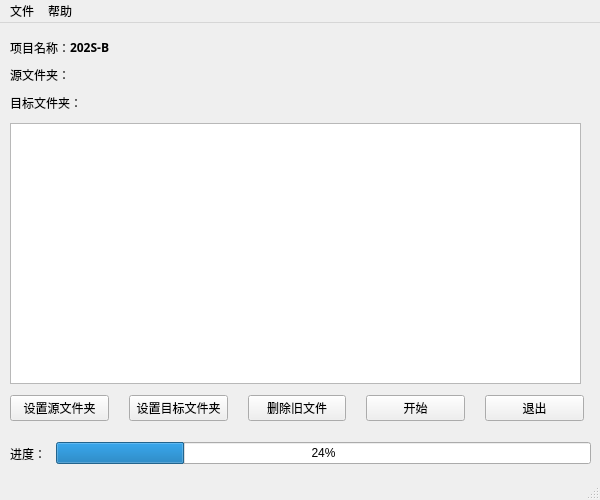
shangyexin/GetLatestFile, file Ui_mainWindow.ui: the form before one commit.
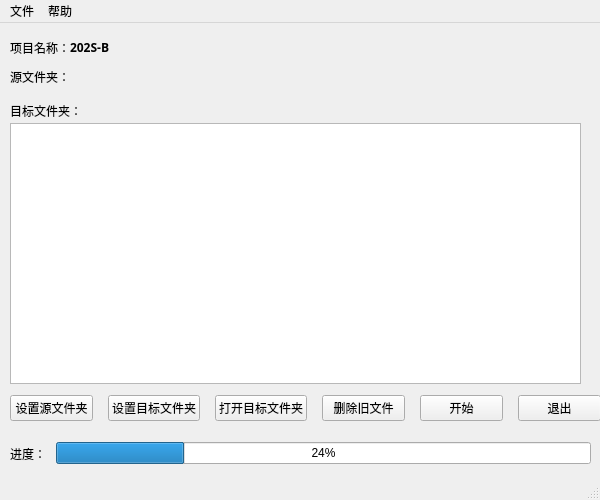
The form after the commit. Icons and pictures are not drawn.

Commit message: add open dst dir button

Diff of the .ui file:
```diff
--- a/Ui_mainWindow.ui
+++ b/Ui_mainWindow.ui
@@ -26,13 +26,13 @@
      <rect>
       <x>10</x>
       <y>350</y>
-      <width>574</width>
+      <width>591</width>
       <height>71</height>
      </rect>
     </property>
     <layout class="QHBoxLayout" name="horizontalLayout">
      <property name="spacing">
-      <number>20</number>
+      <number>15</number>
      </property>
      <item>
       <widget class="QPushButton" name="set_src_button">
@@ -48,6 +48,13 @@
        </property>
       </widget>
      </item>
+     <item>
+      <widget class="QPushButton" name="open_dst_button">
+       <property name="text">
+        <string>打开目标文件夹</string>
+       </property>
+      </widget>
+     </item>
      <item>
       <widget class="QPushButton" name="del_old_button">
        <property name="text">
@@ -115,8 +122,8 @@
      <rect>
       <x>10</x>
       <y>40</y>
-      <width>571</width>
-      <height>51</height>
+      <width>581</width>
+      <height>61</height>
      </rect>
     </property>
     <layout class="QVBoxLayout" name="verticalLayout">
```
Left out of the diff: 3 changed lines with no effect on the pictures. The commit also changes 1 other file.
